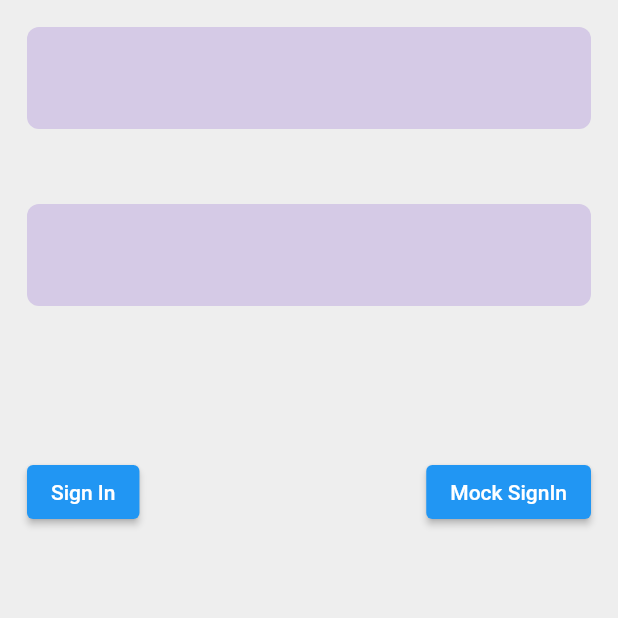
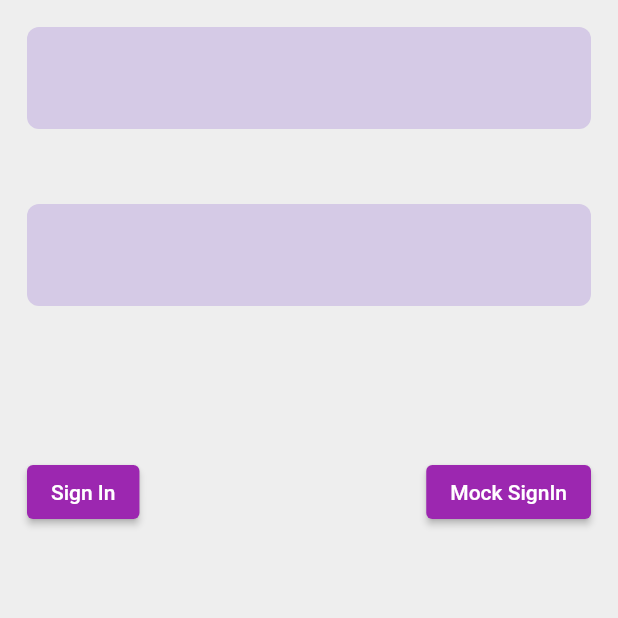
Before and after one commit to codeswot/nursey, a Flutter app: the screen it shows after launch, on a phone screen of 412 x 824 dp, the top half of it. Run offline on Flutter 3.47's test engine with Material 2 defaults, Android fonts, the phone set to English and light mode, and no system bars; our stand-ins replace cloud_firestore, equatable, firebase_auth, firebase_core, flutter_bloc, google_fonts and 1 more; accounts and stored records are empty.

Commit message:
readme update

```diff
--- a/lib/app/nursey_app.dart
+++ b/lib/app/nursey_app.dart
@@ -48,6 +48,7 @@ class NurseyApp extends StatelessWidget {
           theme: ThemeData(
               // AppColors.primaryAccent,
               scaffoldBackgroundColor: AppColors.primaryBg,
+              primarySwatch: Colors.purple,
               appBarTheme: const AppBarTheme(
                   backgroundColor: AppColors.primaryAccent, elevation: 1)),
           home: const SignInScreen(),
```
Also changed, not shown: 1 other file.
